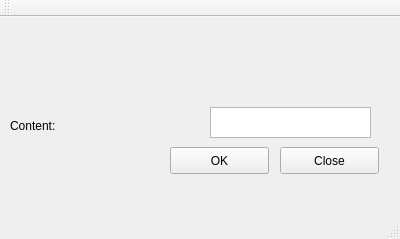
Above: cbt/mainwindow.ui from sssunsha/clipboardToucher before the change. Below: the same form after it.
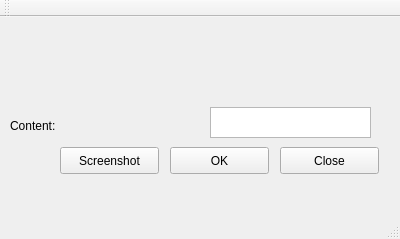
That is the form after the change.

Commit message: add screenshot function, button and use case file

Diff of the .ui file:
```diff
--- a/cbt/mainwindow.ui
+++ b/cbt/mainwindow.ui
@@ -76,6 +76,19 @@
      <string/>
     </property>
    </widget>
+   <widget class="QPushButton" name="pushButton_screenshot">
+    <property name="geometry">
+     <rect>
+      <x>60</x>
+      <y>130</y>
+      <width>99</width>
+      <height>27</height>
+     </rect>
+    </property>
+    <property name="text">
+     <string>Screenshot</string>
+    </property>
+   </widget>
   </widget>
   <widget class="QMenuBar" name="menuBar">
    <property name="geometry">
```
The commit also changes 3 other files.
